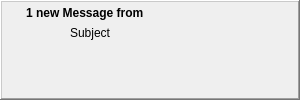
Before: the Qt Designer form retroshare-gui/src/gui/toaster/MessageToaster.ui in RetroShare/RetroShare, drawn with Qt 5.
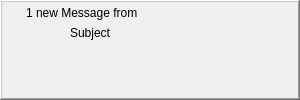
After: the same form once the commit is applied. Icons and pictures are not drawn.

Commit message: Moved font size definitions from ui files to default qss. Added new base class StyledLabel to emulate the missing font-size by factor in qss.

Patch:
```diff
--- a/retroshare-gui/src/gui/toaster/MessageToaster.ui
+++ b/retroshare-gui/src/gui/toaster/MessageToaster.ui
@@ -79,13 +79,6 @@
         </item>
         <item>
          <widget class="QLabel" name="toasterLabel">
-          <property name="font">
-           <font>
-            <pointsize>9</pointsize>
-            <weight>75</weight>
-            <bold>true</bold>
-           </font>
-          </property>
           <property name="text">
            <string notr="true">1 new Message from</string>
           </property>
```
The commit also changes 41 other files.
